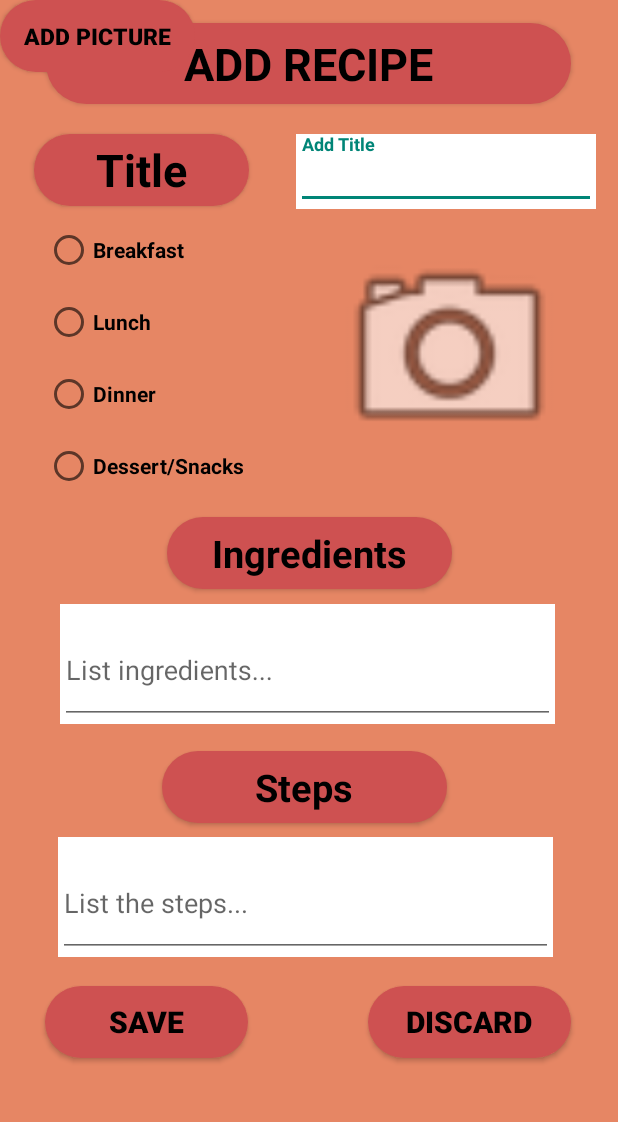
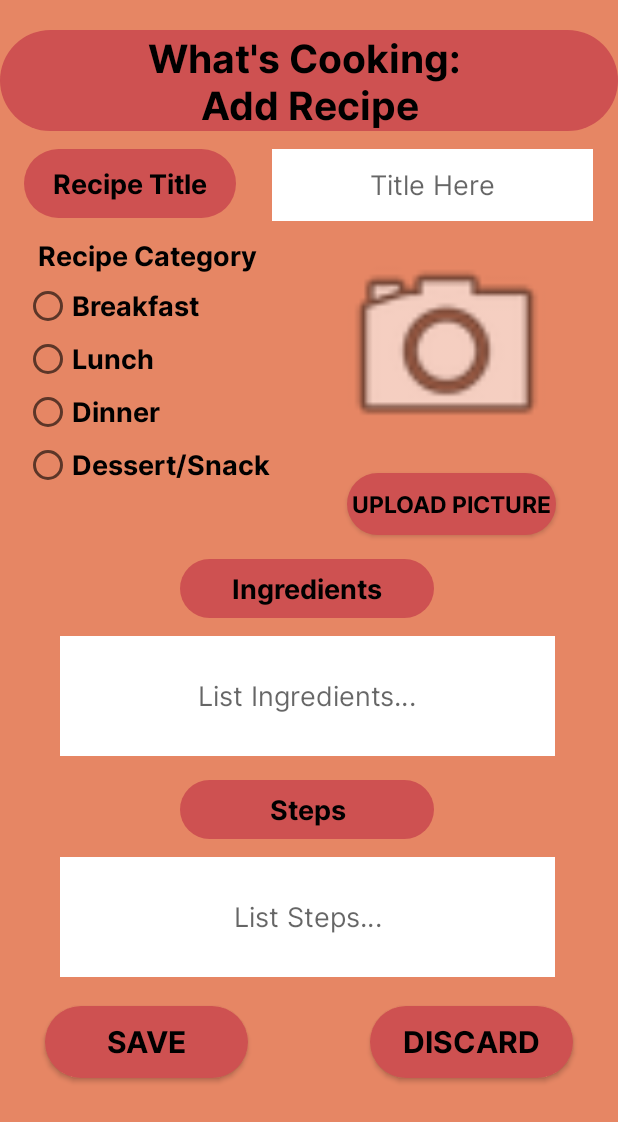
Before and after one commit to alexbegt/WhatsCooking, an Android app: the layout activity_add_recipe.xml on its own in the app's theme, with its tools: preview values and no code run, on a phone screen of 412 x 824 dp. Shown: the top 1122 px of the screen. Run offline under Robolectric (Android 15) with nearby library versions, the phone set to English and light mode, and no system bars; Roboto replaces fonts that are not available here.

Commit message:
Fix up Add Recipe card from alex's suggestions.
Author:    shreyamaina <smainali@student.sjcny.edu>

```diff
--- a/app/src/main/java/com/whatscooking/application/recipes/AddRecipeActivity.java
+++ b/app/src/main/java/com/whatscooking/application/recipes/AddRecipeActivity.java
@@ -48,7 +48,7 @@ public class AddRecipeActivity extends BaseActivity {
     @Override
     protected void onCreate(Bundle savedInstanceState) {
         super.onCreate(savedInstanceState);
-        setContentView(R.layout.activity_add_recipe_new);
+        setContentView(R.layout.activity_add_recipe);
 
         User user = session.getUserDetails();
 
@@ -177,7 +177,7 @@ public class AddRecipeActivity extends BaseActivity {
 
     public void addRecipe(AddRecipeModal addRecipeModal) {
         Retrofit retrofit = new Retrofit.Builder()
-            .baseUrl("http://192.168.1.13:3000")
+            .baseUrl(URL)
             .addConverterFactory(GsonConverterFactory.create())
             .build();
         RetrofitAPI retrofitAPI = retrofit.create(RetrofitAPI.class);
--- a/app/src/main/res/layout/activity_add_recipe.xml
+++ b/app/src/main/res/layout/activity_add_recipe.xml
@@ -8,261 +8,256 @@
     android:layout_width="match_parent"
     android:layout_height="match_parent"
     android:background="#E68664"
-    tools:context=".AddRecipe">
+    tools:context=".recipes.AddRecipeActivity">
 
-    <Button
-        android:id="@+id/addrecipe2"
-        style="Inter"
-        android:layout_width="350dp"
-        android:layout_height="54dp"
-        android:layout_marginStart="1dp"
-        android:layout_marginTop="15dp"
-        android:layout_marginEnd="1dp"
-        android:layout_marginBottom="20dp"
+    <TextView
+        android:id="@+id/header"
+        android:layout_width="0dp"
+        android:layout_height="67dp"
+        android:layout_marginTop="20dp"
         android:background="@drawable/round_btn"
         android:backgroundTint="#CE5151"
-        android:text="Add Recipe"
-        android:textAlignment="gravity"
-        android:textAllCaps="true"
-        android:textAppearance="@style/TextAppearance.AppCompat.Body1"
+        android:fontFamily="@font/inter"
+        android:gravity="center|center_horizontal|center_vertical"
+        android:text="@string/add_recipe_title"
+        android:textAlignment="center"
         android:textColor="#000000"
-        android:textSize="30sp"
+        android:textSize="26sp"
         android:textStyle="bold"
-        android:visibility="visible"
-        app:layout_constraintBottom_toTopOf="@+id/rectitle"
         app:layout_constraintEnd_toEndOf="parent"
-        app:layout_constraintHorizontal_bias="0.491"
+        app:layout_constraintHorizontal_bias="1.0"
         app:layout_constraintStart_toStartOf="parent"
-        app:layout_constraintTop_toTopOf="parent"
-        tools:ignore="TextContrastCheck" />
+        app:layout_constraintTop_toTopOf="parent" />
 
-    <Button
-        android:id="@+id/rectitle"
-        style="Inter"
-        android:layout_width="143dp"
-        android:layout_height="48dp"
-        android:layout_marginStart="18dp"
-        android:layout_marginEnd="12dp"
-        android:layout_marginBottom="5dp"
+    <TextView
+        android:id="@+id/title"
+        android:layout_width="141dp"
+        android:layout_height="46dp"
+        android:layout_marginStart="16dp"
+        android:layout_marginTop="12dp"
         android:background="@drawable/round_btn"
         android:backgroundTint="#CE5151"
-        android:text="Title"
-        android:textAlignment="gravity"
-        android:textAllCaps="false"
-        android:textAppearance="@style/TextAppearance.AppCompat.Body1"
+        android:fontFamily="@font/inter"
+        android:gravity="center|center_horizontal|center_vertical"
+        android:text="@string/recipe_title"
+        android:textAlignment="center"
         android:textColor="#000000"
-        android:textSize="30sp"
+        android:textSize="18sp"
         android:textStyle="bold"
-        app:layout_constraintBottom_toTopOf="@+id/breakfast"
-        app:layout_constraintEnd_toStartOf="@+id/inputtitle"
-        app:layout_constraintHorizontal_bias="1.0"
         app:layout_constraintStart_toStartOf="parent"
-        app:layout_constraintTop_toBottomOf="@+id/addrecipe2" />
-
-    <com.google.android.material.textfield.TextInputLayout
-        android:id="@+id/inputtitle"
-        android:layout_width="200dp"
-        android:layout_height="50dp"
-        android:layout_marginStart="15dp"
-        android:layout_marginTop="20dp"
-        android:layout_marginEnd="10dp"
-        android:background="#FFFFFF"
-        app:layout_constraintEnd_toEndOf="parent"
-        app:layout_constraintStart_toEndOf="@+id/rectitle"
-        app:layout_constraintTop_toBottomOf="@+id/addrecipe2" >
+        app:layout_constraintTop_toBottomOf="@+id/header" />
 
     <EditText
-            android:id="@+id/titlehere"
+        android:id="@+id/etRecipeTitle"
+        android:layout_width="214dp"
+        android:layout_height="48dp"
+        android:layout_marginStart="24dp"
+        android:layout_marginTop="12dp"
+        android:autofillHints="name"
+        android:background="#FFFFFF"
+        android:ems="10"
+        android:fontFamily="@font/inter"
+        android:hint="@string/title_here"
+        android:textAlignment="center"
+        android:inputType="text"
+        app:layout_constraintStart_toEndOf="@+id/title"
+        app:layout_constraintTop_toBottomOf="@+id/header"
+        tools:ignore="LabelFor,SpeakableTextPresentCheck,TouchTargetSizeCheck" />
+
+    <RadioGroup
+        android:id="@+id/radioGroup"
+        android:layout_width="wrap_content"
+        android:layout_height="wrap_content"
+        android:layout_marginStart="16dp"
+        android:layout_marginTop="12dp"
+        app:layout_constraintStart_toStartOf="parent"
+        app:layout_constraintTop_toBottomOf="@+id/title">
+
+        <TextView
+            android:id="@+id/radioGroupHeader"
             android:layout_width="match_parent"
-            android:layout_height="match_parent"
-            android:layout_weight="1"
-            android:ems="10"
-            android:hint="Add Title"
-            android:textSize="30sp"
-            android:textStyle="bold"
-            android:inputType="textPersonName" />
-    </com.google.android.material.textfield.TextInputLayout>
+            android:layout_height="wrap_content"
+            android:fontFamily="@font/inter"
+            android:gravity="center"
+            android:text="@string/recipe_category"
+            android:textColor="#000000"
+            android:textSize="18sp"
+            android:textStyle="bold" />
 
         <RadioButton
-        android:id="@+id/breakfast"
-        android:layout_width="170dp"
-        android:layout_height="48dp"
-        android:layout_marginStart="30dp"
-        android:layout_marginEnd="211dp"
-        android:text="Breakfast"
-        android:textColor="#000000"
-        android:textStyle="bold"
-        app:layout_constraintBottom_toTopOf="@+id/lunch"
-        app:layout_constraintEnd_toEndOf="parent"
-        app:layout_constraintHorizontal_bias="0.0"
-        app:layout_constraintStart_toStartOf="parent" />
+            android:id="@+id/radioButtonBreakfast"
+            android:layout_width="match_parent"
+            android:layout_height="30dp"
+            android:layout_marginTop="5dp"
+            android:checked="false"
+            android:fontFamily="@font/inter"
+            android:text="@string/breakfast"
+            android:textSize="18sp"
+            android:textStyle="bold" />
 
         <RadioButton
-        android:id="@+id/lunch"
-        android:layout_width="170dp"
-        android:layout_height="48dp"
-        android:layout_marginStart="30dp"
-        android:text="Lunch"
-        android:textColor="#000000"
-        android:textStyle="bold"
-        app:layout_constraintBottom_toTopOf="@+id/dinner"
-        app:layout_constraintStart_toStartOf="parent" />
+            android:id="@+id/radioButtonLunch"
+            android:layout_width="match_parent"
+            android:layout_height="30dp"
+            android:layout_marginTop="5dp"
+            android:checked="false"
+            android:fontFamily="@font/inter"
+            android:text="@string/lunch"
+            android:textSize="18sp"
+            android:textStyle="bold" />
 
         <RadioButton
-        android:id="@+id/dinner"
-        android:layout_width="170dp"
-        android:layout_height="48dp"
-        android:layout_marginStart="30dp"
-        android:text="Dinner"
-        android:textColor="#000000"
-        android:textStyle="bold"
-        app:layout_constraintBottom_toTopOf="@+id/dessert"
-        app:layout_constraintStart_toStartOf="parent" />
+            android:id="@+id/radioButtonDinner"
+            android:layout_width="match_parent"
+            android:layout_height="30dp"
+            android:layout_marginTop="5dp"
+            android:checked="false"
+            android:fontFamily="@font/inter"
+            android:text="@string/dinner"
+            android:textSize="18sp"
+            android:textStyle="bold" />
 
         <RadioButton
-        android:id="@+id/dessert"
-        android:layout_width="170dp"
-        android:layout_height="48dp"
-        android:layout_marginStart="30dp"
-        android:text="Dessert/Snacks"
-        android:textColor="#000000"
-        android:textStyle="bold"
-        app:layout_constraintStart_toStartOf="parent"
-        app:layout_constraintTop_toBottomOf="@+id/dinner" />
+            android:id="@+id/radioButtonDessert"
+            android:layout_width="wrap_content"
+            android:layout_height="30dp"
+            android:layout_marginTop="5dp"
+            android:checked="false"
+            android:fontFamily="@font/inter"
+            android:text="@string/dessert"
+            android:textSize="18sp"
+            android:textStyle="bold" />
+    </RadioGroup>
 
     <ImageView
-        android:id="@+id/viewimg"
-        android:layout_width="159dp"
-        android:layout_height="163dp"
-        android:layout_marginStart="20dp"
-        android:layout_marginTop="12dp"
-        app:layout_constraintStart_toEndOf="@+id/breakfast"
-        app:layout_constraintTop_toBottomOf="@+id/inputtitle"
+        android:id="@+id/recipe_image"
+        android:layout_width="175dp"
+        android:layout_height="152dp"
+        android:layout_marginTop="8dp"
+        app:layout_constraintEnd_toEndOf="parent"
+        app:layout_constraintHorizontal_bias="0.527"
+        app:layout_constraintStart_toEndOf="@+id/radioGroup"
+        app:layout_constraintTop_toBottomOf="@+id/etRecipeTitle"
+        android:contentDescription="@string/food_image"
         app:srcCompat="@android:drawable/ic_menu_camera" />
 
     <Button
-        android:id="@+id/addimg"
-        android:layout_width="130dp"
-        android:layout_height="wrap_content"
+        android:id="@+id/btnUploadPicture"
+        android:layout_width="139dp"
+        android:layout_height="41dp"
+        android:layout_marginTop="8dp"
         android:background="@drawable/round_btn"
         android:backgroundTint="#CE5151"
-        android:text="Add Picture"
+        android:fontFamily="@font/inter"
+        android:text="@string/upload_picture"
         android:textColor="#000000"
         android:textSize="15sp"
         android:textStyle="bold"
-        tools:layout_editor_absoluteX="238dp"
-        tools:layout_editor_absoluteY="286dp" />
+        app:layout_constraintEnd_toEndOf="parent"
+        app:layout_constraintHorizontal_bias="0.849"
+        app:layout_constraintStart_toStartOf="parent"
+        app:layout_constraintTop_toBottomOf="@+id/recipe_image" />
 
-    <Button
-        android:id="@+id/ingredients"
-        android:layout_width="190dp"
-        android:layout_height="48dp"
-        android:layout_marginStart="102dp"
-        android:layout_marginTop="10dp"
-        android:layout_marginEnd="102dp"
+    <TextView
+        android:id="@+id/ingredientsTitle"
+        android:layout_width="169dp"
+        android:layout_height="39dp"
+        android:layout_marginStart="120dp"
+        android:layout_marginTop="16dp"
         android:background="@drawable/round_btn"
         android:backgroundTint="#CE5151"
-        android:text="Ingredients"
-        android:textAlignment="gravity"
-        android:textAllCaps="false"
-        android:textAppearance="@style/TextAppearance.AppCompat.Body1"
+        android:fontFamily="@font/inter"
+        android:gravity="center|center_horizontal|center_vertical"
+        android:text="@string/ingredients"
+        android:textAlignment="center"
         android:textColor="#000000"
-        android:textSize="25sp"
+        android:textSize="18sp"
         android:textStyle="bold"
-        app:layout_constraintEnd_toEndOf="parent"
         app:layout_constraintStart_toStartOf="parent"
-        app:layout_constraintTop_toBottomOf="@+id/dessert" />
+        app:layout_constraintTop_toBottomOf="@+id/btnUploadPicture" />
 
-    <com.google.android.material.textfield.TextInputLayout
-        android:id="@+id/inputing"
+    <EditText
+        android:id="@+id/etIngredients"
         android:layout_width="330dp"
         android:layout_height="80dp"
         android:layout_marginStart="40dp"
-        android:layout_marginTop="10dp"
+        android:layout_marginTop="12dp"
+        android:autofillHints="name"
         android:background="#FFFFFF"
+        android:ems="10"
+        android:fontFamily="@font/inter"
+        android:hint="@string/list_ingredients"
+        android:inputType="textMultiLine"
+        android:textAlignment="center"
         app:layout_constraintStart_toStartOf="parent"
-        app:layout_constraintTop_toBottomOf="@+id/ingredients">
+        app:layout_constraintTop_toBottomOf="@+id/ingredientsTitle"
+        tools:ignore="LabelFor,SpeakableTextPresentCheck,TouchTargetSizeCheck" />
+
+    <TextView
+        android:id="@+id/stepsTitle"
+        android:layout_width="169dp"
+        android:layout_height="39dp"
+        android:layout_marginStart="120dp"
+        android:layout_marginTop="16dp"
+        android:background="@drawable/round_btn"
+        android:backgroundTint="#CE5151"
+        android:fontFamily="@font/inter"
+        android:gravity="center|center_horizontal|center_vertical"
+        android:text="@string/steps"
+        android:textAlignment="center"
+        android:textColor="#000000"
+        android:textSize="18sp"
+        android:textStyle="bold"
+        app:layout_constraintStart_toStartOf="parent"
+        app:layout_constraintTop_toBottomOf="@+id/etIngredients" />
 
     <EditText
-            android:id="@+id/inglist"
-            android:layout_width="match_parent"
-            android:layout_height="match_parent"
-            android:layout_weight="1"
+        android:id="@+id/etSteps"
+        android:layout_width="330dp"
+        android:layout_height="80dp"
+        android:layout_marginStart="40dp"
+        android:layout_marginTop="12dp"
+        android:autofillHints="name"
+        android:background="#FFFFFF"
         android:ems="10"
-            android:hint="List ingredients..."
-            android:textSize="18sp"
-            android:inputType="textPersonName" />
-    </com.google.android.material.textfield.TextInputLayout>
+        android:fontFamily="@font/inter"
+        android:hint="@string/list_steps"
+        android:inputType="textMultiLine"
+        android:textAlignment="center"
+        app:layout_constraintStart_toStartOf="parent"
+        app:layout_constraintTop_toBottomOf="@+id/stepsTitle"
+        tools:ignore="LabelFor,SpeakableTextPresentCheck,TouchTargetSizeCheck" />
 
     <Button
-        android:id="@+id/steps"
-        android:layout_width="190dp"
-        android:layout_height="48dp"
-        android:layout_marginStart="108dp"
-        android:layout_marginTop="18dp"
-        android:background="@drawable/round_btn"
-        android:backgroundTint="#CE5151"
-        android:text="Steps"
-        android:textAlignment="gravity"
-        android:textAllCaps="false"
-        android:textAppearance="@style/TextAppearance.AppCompat.Body1"
-        android:textColor="#000000"
-        android:textSize="25sp"
-        android:textStyle="bold"
-        app:layout_constraintStart_toStartOf="parent"
-        app:layout_constraintTop_toBottomOf="@+id/inputing" />
-
-    <com.google.android.material.textfield.TextInputLayout
-        android:id="@+id/liststep"
-        android:layout_width="330dp"
-        android:layout_height="80dp"
-        android:layout_marginTop="558dp"
-        android:layout_marginEnd="40dp"
-        android:background="#FFFFFF"
-        app:layout_constraintEnd_toEndOf="parent"
-        app:layout_constraintHorizontal_bias="0.925"
-        app:layout_constraintStart_toStartOf="parent"
-        app:layout_constraintTop_toTopOf="parent">
-
-        <EditText
-            android:id="@+id/steplist"
-            android:layout_width="match_parent"
-            android:layout_height="match_parent"
-            android:layout_weight="1"
-            android:ems="10"
-            android:hint="List the steps..."
-            android:inputType="textPersonName"
-            android:textSize="18sp" />
-    </com.google.android.material.textfield.TextInputLayout>
-
-    <Button
-        android:id="@+id/save"
+        android:id="@+id/btnSaveRecipe"
         android:layout_width="135dp"
         android:layout_height="48dp"
         android:layout_marginStart="30dp"
         android:layout_marginTop="19dp"
         android:background="@drawable/round_btn"
         android:backgroundTint="#CE5151"
-        android:text="Save"
+        android:fontFamily="@font/inter"
+        android:text="@string/save"
         android:textColor="#000000"
         android:textSize="20sp"
         android:textStyle="bold"
         app:layout_constraintStart_toStartOf="parent"
-        app:layout_constraintTop_toBottomOf="@+id/liststep" />
+        app:layout_constraintTop_toBottomOf="@+id/etSteps" />
 
     <Button
-        android:id="@+id/discard"
+        android:id="@+id/btnDiscardRecipe"
         android:layout_width="135dp"
         android:layout_height="48dp"
+        android:layout_marginEnd="30dp"
         android:layout_marginTop="19dp"
-        android:layout_marginEnd="31dp"
         android:background="@drawable/round_btn"
         android:backgroundTint="#CE5151"
-        android:text="Discard"
+        android:fontFamily="@font/inter"
+        android:text="@string/discard"
         android:textColor="#000000"
         android:textSize="20sp"
         android:textStyle="bold"
         app:layout_constraintEnd_toEndOf="parent"
-        app:layout_constraintTop_toBottomOf="@+id/liststep" />
+        app:layout_constraintTop_toBottomOf="@+id/etSteps" />
 
 </androidx.constraintlayout.widget.ConstraintLayout>
```
Lines whose indentation alone changed are shown as unchanged.
